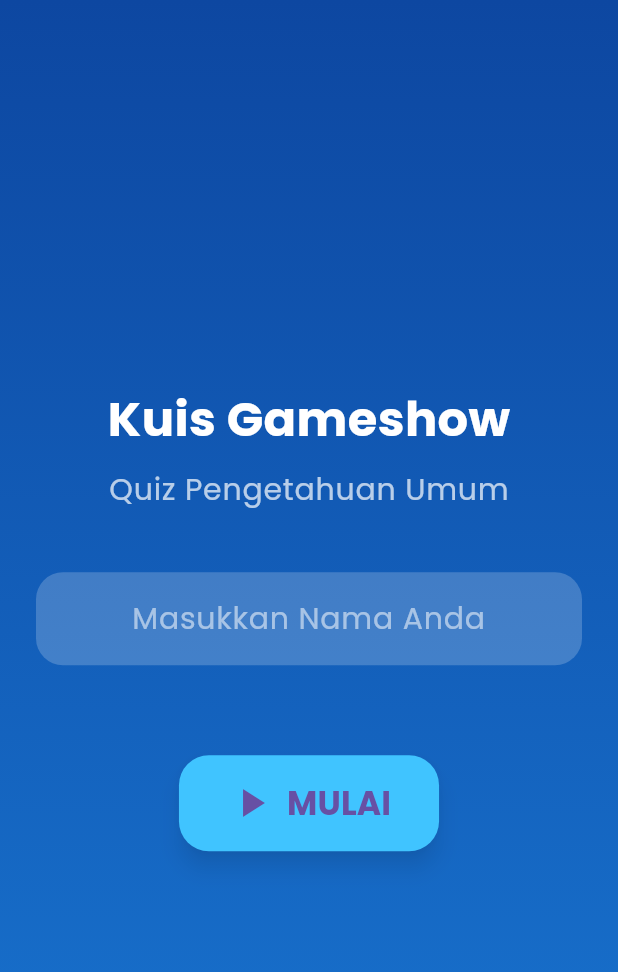
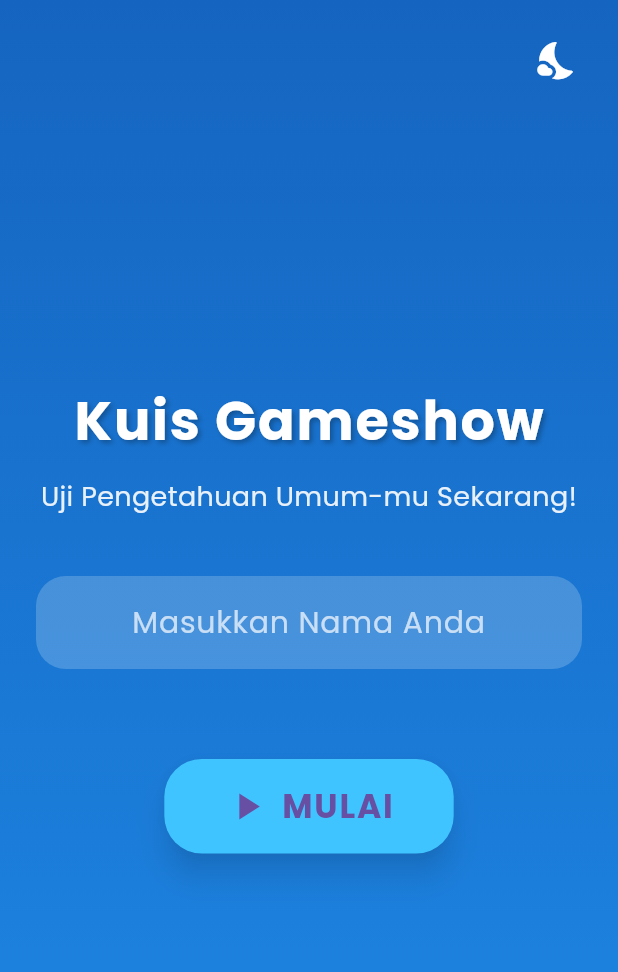
Before and after one commit to Marschelll/UTSLABPEMMOB, a Flutter app: the screen it shows after launch, on a phone screen of 412 x 824 dp. Shown: the top 972 px of the screen. Run offline on Flutter 3.47's test engine with Material 3 defaults, Android fonts, the phone set to English and light mode, and no system bars.

Commit message:
feat: (new feature for dual theme dark and light)

```diff
--- a/lib/main.dart
+++ b/lib/main.dart
@@ -1,13 +1,17 @@
 import 'package:flutter/material.dart';
 import 'package:provider/provider.dart';
 import 'providers/quiz_provider.dart';
+import 'providers/theme_provider.dart';
 import 'screens/home_screen.dart';
 import 'screens/quiz_screen.dart';
 
 void main() {
   runApp(
-    ChangeNotifierProvider(
-      create: (_) => QuizProvider(),
+    MultiProvider(
+      providers: [
+        ChangeNotifierProvider(create: (_) => QuizProvider()),
+        ChangeNotifierProvider(create: (_) => ThemeProvider()),
+      ],
       child: const MyApp(),
     ),
   );
@@ -18,6 +22,8 @@ class MyApp extends StatelessWidget {
 
   @override
   Widget build(BuildContext context) {
+    final themeProvider = Provider.of<ThemeProvider>(context);
+
     return MaterialApp(
       debugShowCheckedModeBanner: false,
       title: 'Kuis Gameshow',
@@ -36,7 +42,7 @@ class MyApp extends StatelessWidget {
           secondary: Colors.lightBlue,
         ),
       ),
-      themeMode: ThemeMode.system,
+      themeMode: themeProvider.themeMode,
       initialRoute: '/',
       routes: {
         '/': (_) => const HomeScreen(),
--- /dev/null
+++ b/lib/providers/theme_provider.dart
@@ -0,0 +1,14 @@
+import 'package:flutter/material.dart';
+
+class ThemeProvider extends ChangeNotifier {
+  bool _isDarkMode = false;
+
+  bool get isDarkMode => _isDarkMode;
+
+  ThemeMode get themeMode => _isDarkMode ? ThemeMode.dark : ThemeMode.light;
+
+  void toggleTheme() {
+    _isDarkMode = !_isDarkMode;
+    notifyListeners();
+  }
+}
--- a/lib/screens/home_screen.dart
+++ b/lib/screens/home_screen.dart
@@ -1,6 +1,7 @@
 import 'package:flutter/material.dart';
 import 'package:provider/provider.dart';
 import '../providers/quiz_provider.dart';
+import '../providers/theme_provider.dart';
 
 class HomeScreen extends StatefulWidget {
   const HomeScreen({super.key});
@@ -32,40 +33,76 @@ class _HomeScreenState extends State<HomeScreen> {
   @override
   Widget build(BuildContext context) {
     final size = MediaQuery.of(context).size;
+    final themeProvider = Provider.of<ThemeProvider>(context);
+
+    final isDark = themeProvider.isDarkMode;
 
     return Scaffold(
       body: Container(
         width: size.width,
         height: size.height,
-        decoration: const BoxDecoration(
+        decoration: BoxDecoration(
           gradient: LinearGradient(
-            colors: [Color(0xFF0D47A1), Color(0xFF1976D2)],
+            colors: isDark
+                ? [Colors.black, Colors.grey.shade900]
+                : [const Color(0xFF1565C0), const Color(0xFF1E88E5)],
             begin: Alignment.topCenter,
             end: Alignment.bottomCenter,
           ),
         ),
-        child: Center(
+        child: SafeArea(
+          child: Stack(
+            children: [
+              // 🔘 Tombol ganti tema di pojok kanan atas
+              Positioned(
+                right: 16,
+                top: 16,
+                child: IconButton(
+                  icon: Icon(
+                    isDark
+                        ? Icons.wb_sunny_rounded
+                        : Icons.nights_stay_rounded,
+                    color: Colors.white,
+                    size: 30,
+                  ),
+                  tooltip: isDark ? "Mode Terang" : "Mode Gelap",
+                  onPressed: () => themeProvider.toggleTheme(),
+                ),
+              ),
+
+              // 🌟 Konten utama di tengah layar
+              Center(
                 child: SingleChildScrollView(
                   padding: const EdgeInsets.symmetric(horizontal: 24.0),
                   child: Column(
                     mainAxisAlignment: MainAxisAlignment.center,
                     children: [
-                const Text(
+                      // Judul
+                      Text(
                         "Kuis Gameshow",
                         style: TextStyle(
-                    fontSize: 32,
+                          fontSize: 36,
                           fontWeight: FontWeight.bold,
                           color: Colors.white,
+                          letterSpacing: 1.2,
+                          shadows: [
+                            Shadow(
+                              color: Colors.black26,
+                              offset: const Offset(2, 2),
+                              blurRadius: 4,
+                            ),
+                          ],
                         ),
                       ),
-                const SizedBox(height: 10),
-                const Text(
-                  "Quiz Pengetahuan Umum",
+                      const SizedBox(height: 12),
+
+                      Text(
+                        "Uji Pengetahuan Umum-mu Sekarang!",
                         style: TextStyle(
-                    fontSize: 20,
-                    color: Colors.white70,
-                    letterSpacing: 0.5,
+                          fontSize: 18,
+                          color: Colors.white.withOpacity(0.9),
                         ),
+                        textAlign: TextAlign.center,
                       ),
                       const SizedBox(height: 40),
 
@@ -81,51 +118,54 @@ class _HomeScreenState extends State<HomeScreen> {
                         ),
                         decoration: InputDecoration(
                           hintText: "Masukkan Nama Anda",
-                    hintStyle: const TextStyle(color: Colors.white54),
+                          hintStyle: const TextStyle(color: Colors.white70),
                           filled: true,
                           fillColor: Colors.white.withOpacity(0.2),
+                          contentPadding: const EdgeInsets.symmetric(
+                            vertical: 16,
+                            horizontal: 20,
+                          ),
                           border: OutlineInputBorder(
-                      borderRadius: BorderRadius.circular(18),
+                            borderRadius: BorderRadius.circular(20),
                             borderSide: BorderSide.none,
                           ),
                         ),
                       ),
                       const SizedBox(height: 20),
 
-                // Preview nama yang diketik
+                      // Preview nama
                       if (_nameController.text.isNotEmpty)
                         Text(
-                    "Halo, ${_nameController.text}!",
+                          "Halo, ${_nameController.text}! 👋",
                           style: const TextStyle(
                             color: Colors.white,
                             fontSize: 18,
                             fontWeight: FontWeight.w500,
                           ),
                         ),
-
                       const SizedBox(height: 40),
 
                       // Tombol mulai
                       ElevatedButton.icon(
                         style: ElevatedButton.styleFrom(
-                    backgroundColor: Colors.lightBlueAccent,
+                          backgroundColor:
+                          isDark ? Colors.blueAccent : Colors.lightBlueAccent,
                           padding: const EdgeInsets.symmetric(
-                      vertical: 16,
-                      horizontal: 32,
+                              vertical: 16, horizontal: 40),
+                          shape: RoundedRectangleBorder(
+                            borderRadius: BorderRadius.circular(25),
                           ),
-                    shape: RoundedRectangleBorder(
-                      borderRadius: BorderRadius.circular(20),
-                    ),
-                    elevation: 6,
-                    shadowColor: Colors.black45,
+                          elevation: 8,
+                          shadowColor: Colors.black54,
                         ),
                         onPressed: _startQuiz,
-                  icon: const Icon(Icons.play_arrow, size: 32),
+                        icon: const Icon(Icons.play_arrow, size: 30),
                         label: const Text(
                           "MULAI",
                           style: TextStyle(
                             fontSize: 22,
                             fontWeight: FontWeight.bold,
+                            letterSpacing: 1.2,
                           ),
                         ),
                       ),
@@ -133,6 +173,9 @@ class _HomeScreenState extends State<HomeScreen> {
                   ),
                 ),
               ),
+            ],
+          ),
+        ),
       ),
     );
   }
```
Also changed, not shown: lib/screens/quiz_screen.dart (+38 -8 lines). Lines whose indentation alone changed are shown as unchanged.
